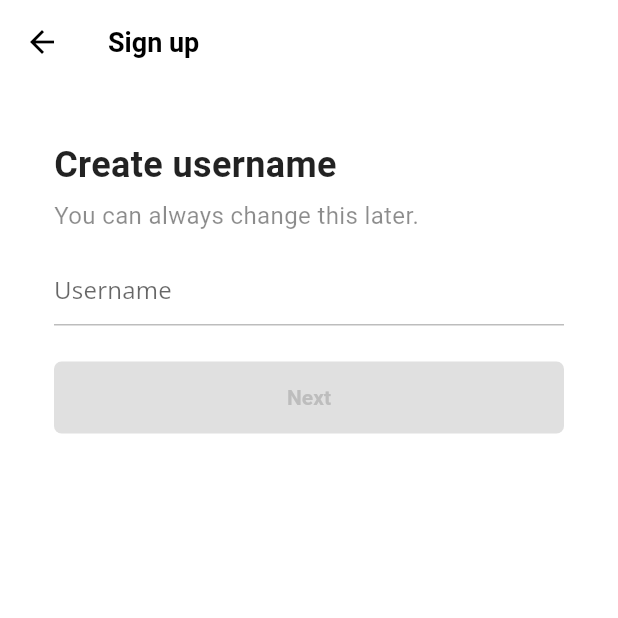
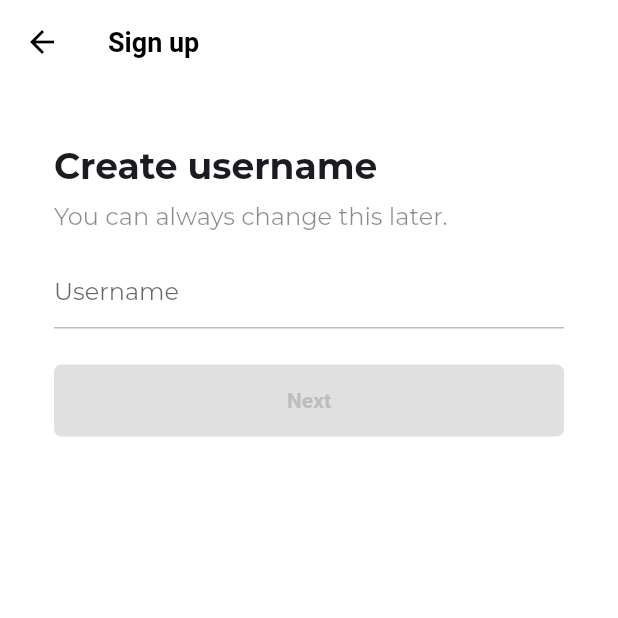
Before and after one commit to wozlsla/tiktok, a Flutter app: the screen it shows after launch, after a tap on "Use email & password", on a phone screen of 412 x 824 dp, the top half of it. Run offline on Flutter 3.47's test engine with Material 3 defaults, Android fonts, the phone set to English and light mode, and no system bars; our stand-ins replace camera, font_awesome_flutter, gallery_saver, google_fonts, image_picker, permission_handler and 2 more.

Commit message:
feat: GoogleFonnts

```diff
--- a/lib/features/authentication/sign_up_screen.dart
+++ b/lib/features/authentication/sign_up_screen.dart
@@ -1,5 +1,6 @@
 import 'package:flutter/material.dart';
 import 'package:font_awesome_flutter/font_awesome_flutter.dart';
+import 'package:google_fonts/google_fonts.dart';
 import 'package:tiktok/constants/gaps.dart';
 import 'package:tiktok/constants/sizes.dart';
 import 'package:tiktok/features/authentication/username_screen.dart';
@@ -45,7 +46,8 @@ class SignUpScreen extends StatelessWidget {
                 opacity: 0.7,
                 child: Text(
                   "Create a profile, follow other accounts, make your own videos, and more.",
-                  style: Theme.of(context).textTheme.titleMedium,
+                  style: GoogleFonts.abel(
+                      textStyle: Theme.of(context).textTheme.titleMedium),
                   textAlign: TextAlign.center,
                 ),
               ),
--- a/lib/main.dart
+++ b/lib/main.dart
@@ -18,34 +18,7 @@ class TikTokApp extends StatelessWidget {
       themeMode: ThemeMode.system,
       theme: ThemeData(
         brightness: Brightness.light, // default
-        textTheme: TextTheme(
-          displayLarge: GoogleFonts.openSans(
-              fontSize: 95, fontWeight: FontWeight.w300, letterSpacing: -1.5),
-          displayMedium: GoogleFonts.openSans(
-              fontSize: 59, fontWeight: FontWeight.w300, letterSpacing: -0.5),
-          displaySmall:
-              GoogleFonts.openSans(fontSize: 48, fontWeight: FontWeight.w400),
-          headlineMedium: GoogleFonts.openSans(
-              fontSize: 34, fontWeight: FontWeight.w400, letterSpacing: 0.25),
-          headlineSmall:
-              GoogleFonts.openSans(fontSize: 24, fontWeight: FontWeight.w400),
-          titleLarge: GoogleFonts.openSans(
-              fontSize: 20, fontWeight: FontWeight.w500, letterSpacing: 0.15),
-          titleMedium: GoogleFonts.openSans(
-              fontSize: 16, fontWeight: FontWeight.w400, letterSpacing: 0.15),
-          titleSmall: GoogleFonts.openSans(
-              fontSize: 14, fontWeight: FontWeight.w500, letterSpacing: 0.1),
-          bodyLarge: GoogleFonts.roboto(
-              fontSize: 16, fontWeight: FontWeight.w400, letterSpacing: 0.5),
-          bodyMedium: GoogleFonts.roboto(
-              fontSize: 14, fontWeight: FontWeight.w400, letterSpacing: 0.25),
-          labelLarge: GoogleFonts.roboto(
-              fontSize: 14, fontWeight: FontWeight.w500, letterSpacing: 1.25),
-          bodySmall: GoogleFonts.roboto(
-              fontSize: 12, fontWeight: FontWeight.w400, letterSpacing: 0.4),
-          labelSmall: GoogleFonts.roboto(
-              fontSize: 10, fontWeight: FontWeight.w400, letterSpacing: 1.5),
-        ),
+        textTheme: GoogleFonts.montserratTextTheme(),
         scaffoldBackgroundColor: Colors.white,
         primaryColor: Color(0xFFE9435A),
         textSelectionTheme: TextSelectionThemeData(
@@ -68,33 +41,8 @@ class TikTokApp extends StatelessWidget {
       ),
       darkTheme: ThemeData(
         brightness: Brightness.dark,
-        textTheme: TextTheme(
-          displayLarge: GoogleFonts.openSans(
-              fontSize: 95, fontWeight: FontWeight.w300, letterSpacing: -1.5),
-          displayMedium: GoogleFonts.openSans(
-              fontSize: 59, fontWeight: FontWeight.w300, letterSpacing: -0.5),
-          displaySmall:
-              GoogleFonts.openSans(fontSize: 48, fontWeight: FontWeight.w400),
-          headlineMedium: GoogleFonts.openSans(
-              fontSize: 34, fontWeight: FontWeight.w400, letterSpacing: 0.25),
-          headlineSmall:
-              GoogleFonts.openSans(fontSize: 24, fontWeight: FontWeight.w400),
-          titleLarge: GoogleFonts.openSans(
-              fontSize: 20, fontWeight: FontWeight.w500, letterSpacing: 0.15),
-          titleMedium: GoogleFonts.openSans(
-              fontSize: 16, fontWeight: FontWeight.w400, letterSpacing: 0.15),
-          titleSmall: GoogleFonts.openSans(
-              fontSize: 14, fontWeight: FontWeight.w500, letterSpacing: 0.1),
-          bodyLarge: GoogleFonts.roboto(
-              fontSize: 16, fontWeight: FontWeight.w400, letterSpacing: 0.5),
-          bodyMedium: GoogleFonts.roboto(
-              fontSize: 14, fontWeight: FontWeight.w400, letterSpacing: 0.25),
-          labelLarge: GoogleFonts.roboto(
-              fontSize: 14, fontWeight: FontWeight.w500, letterSpacing: 1.25),
-          bodySmall: GoogleFonts.roboto(
-              fontSize: 12, fontWeight: FontWeight.w400, letterSpacing: 0.4),
-          labelSmall: GoogleFonts.roboto(
-              fontSize: 10, fontWeight: FontWeight.w400, letterSpacing: 1.5),
+        textTheme: GoogleFonts.montserratTextTheme(
+          ThemeData(brightness: Brightness.dark).textTheme,
         ),
         scaffoldBackgroundColor: Colors.black,
         bottomAppBarTheme: BottomAppBarTheme(
```
